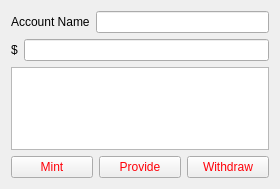
Above: AccountListWidgetItem.ui from LiquidityProtocol/AMM-Simulator before the change. Below: the same form after it.
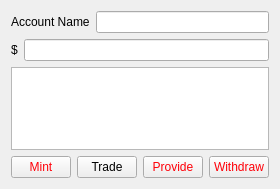
That is the form after the change.

Commit message: add trade dialog

What changed in the file:
```diff
--- a/AccountListWidgetItem.ui
+++ b/AccountListWidgetItem.ui
@@ -112,7 +112,14 @@
       </widget>
      </item>
      <item>
-      <widget class="QPushButton" name="pushButton_2">
+      <widget class="QPushButton" name="trade_pushButton">
+       <property name="text">
+        <string>Trade</string>
+       </property>
+      </widget>
+     </item>
+     <item>
+      <widget class="QPushButton" name="provide_pushButton">
        <property name="styleSheet">
         <string notr="true">color: rgb(255, 0, 8);</string>
        </property>
```
Left out of the diff: 4 changed lines with no effect on the pictures. The commit also changes 11 other files.
